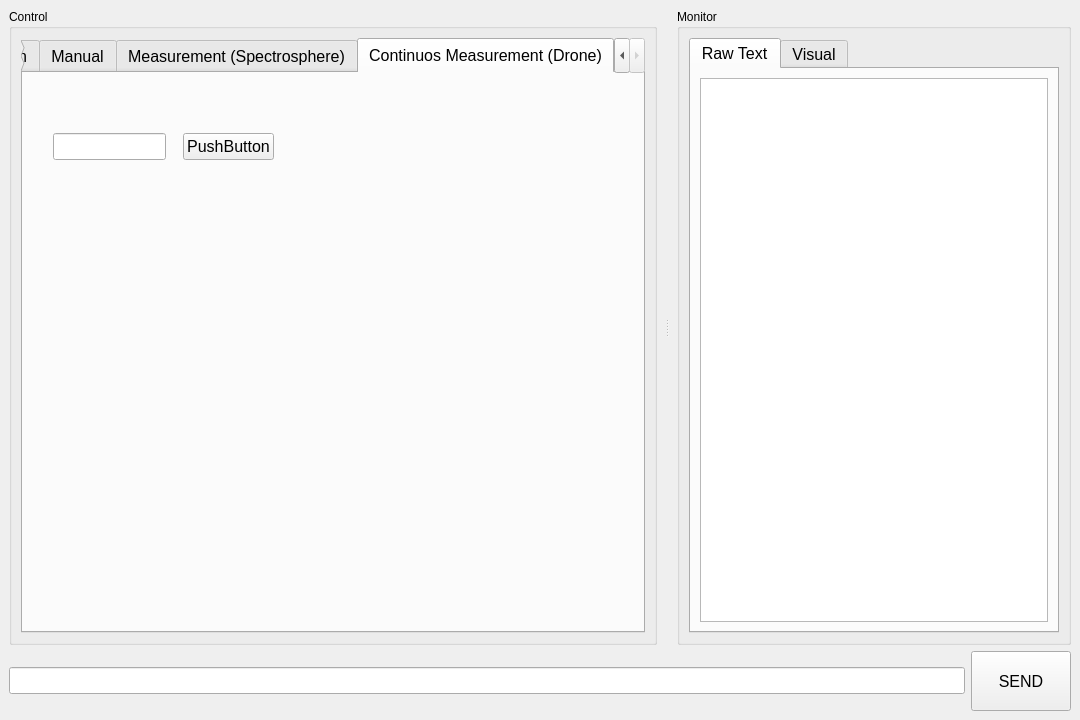
garid3000/giguic, file UI/UI_Mainwindow.ui: the form before one commit.
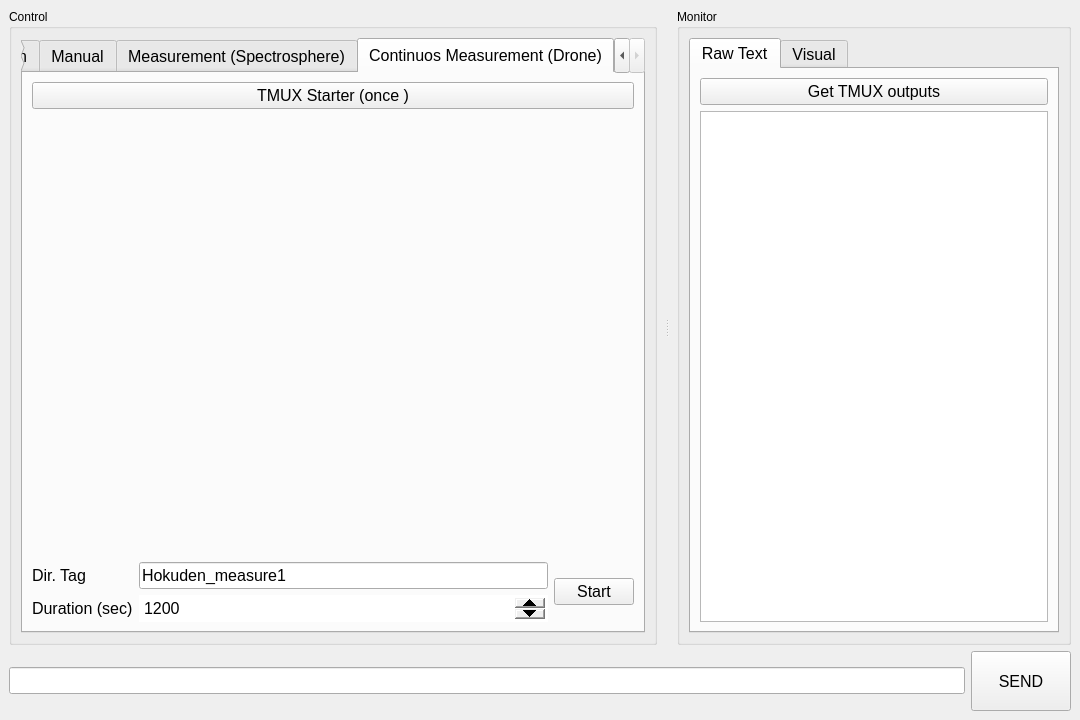
The form after the commit. The open tabs and pages were chosen to show the change. Icons and pictures are not drawn. Custom widgets are drawn as their Qt base class.

What changed in the file:
```diff
--- a/UI/UI_Mainwindow.ui
+++ b/UI/UI_Mainwindow.ui
@@ -712,29 +712,73 @@
            <attribute name="title">
             <string>Continuos Measurement (Drone)</string>
            </attribute>
-           <widget class="QLineEdit" name="lineEdit">
-            <property name="geometry">
-             <rect>
-              <x>30</x>
-              <y>60</y>
-              <width>113</width>
-              <height>27</height>
-             </rect>
-            </property>
-           </widget>
-           <widget class="QPushButton" name="pushButton">
-            <property name="geometry">
-             <rect>
-              <x>160</x>
-              <y>60</y>
-              <width>91</width>
-              <height>27</height>
-             </rect>
-            </property>
-            <property name="text">
-             <string>PushButton</string>
-            </property>
-           </widget>
+           <layout class="QVBoxLayout" name="verticalLayout">
+            <item>
+             <widget class="QPushButton" name="b_tmux_starter">
+              <property name="text">
+               <string>TMUX Starter (once )</string>
+              </property>
+             </widget>
+            </item>
+            <item>
+             <spacer name="verticalSpacer">
+              <property name="orientation">
+               <enum>Qt::Vertical</enum>
+              </property>
+              <property name="sizeHint" stdset="0">
+               <size>
+                <width>20</width>
+                <height>431</height>
+               </size>
+              </property>
+             </spacer>
+            </item>
+            <item>
+             <layout class="QGridLayout" name="gridLayout_8">
+              <item row="0" column="0">
+               <widget class="QLabel" name="label_5">
+                <property name="text">
+                 <string>Dir. Tag</string>
+                </property>
+               </widget>
+              </item>
+              <item row="0" column="1">
+               <widget class="QLineEdit" name="le_tag">
+                <property name="text">
+                 <string>Hokuden_measure1</string>
+                </property>
+               </widget>
+              </item>
+              <item row="0" column="2" rowspan="2">
+               <widget class="QPushButton" name="drone_starter">
+                <property name="text">
+                 <string>Start</string>
+                </property>
+               </widget>
+              </item>
+              <item row="1" column="0">
+               <widget class="QLabel" name="label_6">
+                <property name="text">
+                 <string>Duration (sec)</string>
+                </property>
+               </widget>
+              </item>
+              <item row="1" column="1">
+               <widget class="QSpinBox" name="sp_drone_meas_dur">
+                <property name="minimum">
+                 <number>5</number>
+                </property>
+                <property name="maximum">
+                 <number>7200</number>
+                </property>
+                <property name="value">
+                 <number>1200</number>
+                </property>
+               </widget>
+              </item>
+             </layout>
+            </item>
+           </layout>
           </widget>
          </widget>
         </item>
@@ -755,6 +799,13 @@
             <string>Raw Text</string>
            </attribute>
            <layout class="QVBoxLayout" name="verticalLayout_2">
+            <item>
+             <widget class="QPushButton" name="b_tmux_output">
+              <property name="text">
+               <string>Get TMUX outputs</string>
+              </property>
+             </widget>
+            </item>
             <item>
              <widget class="QTextBrowser" name="text_output"/>
             </item>
```
Left out of the diff: 2 changed lines with no effect on the pictures.
